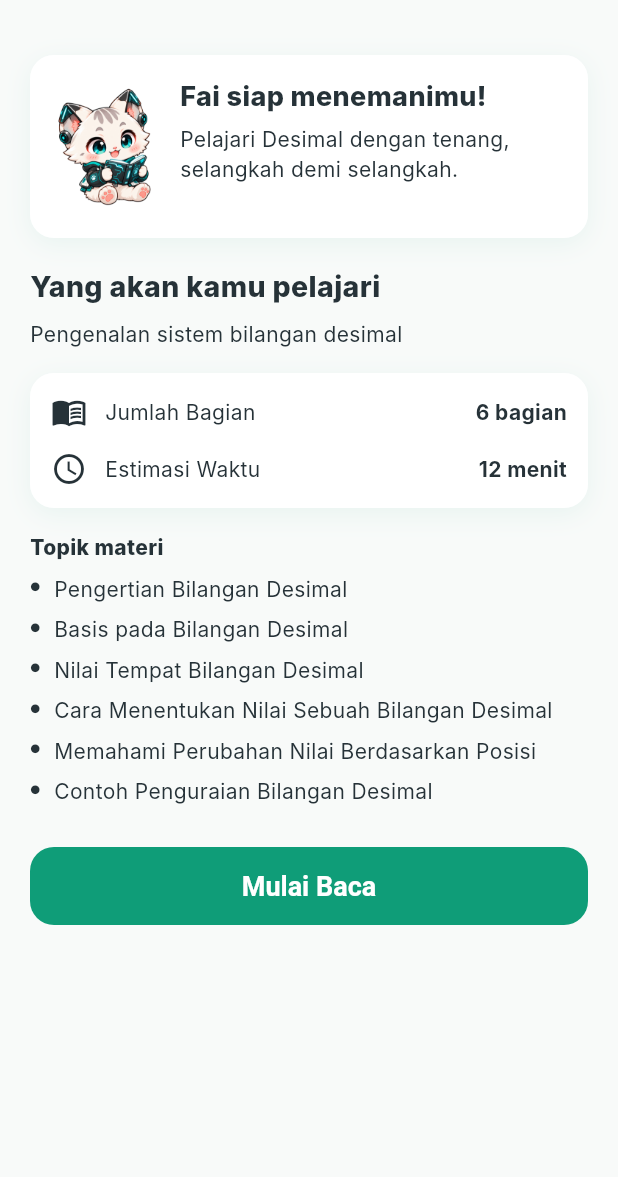
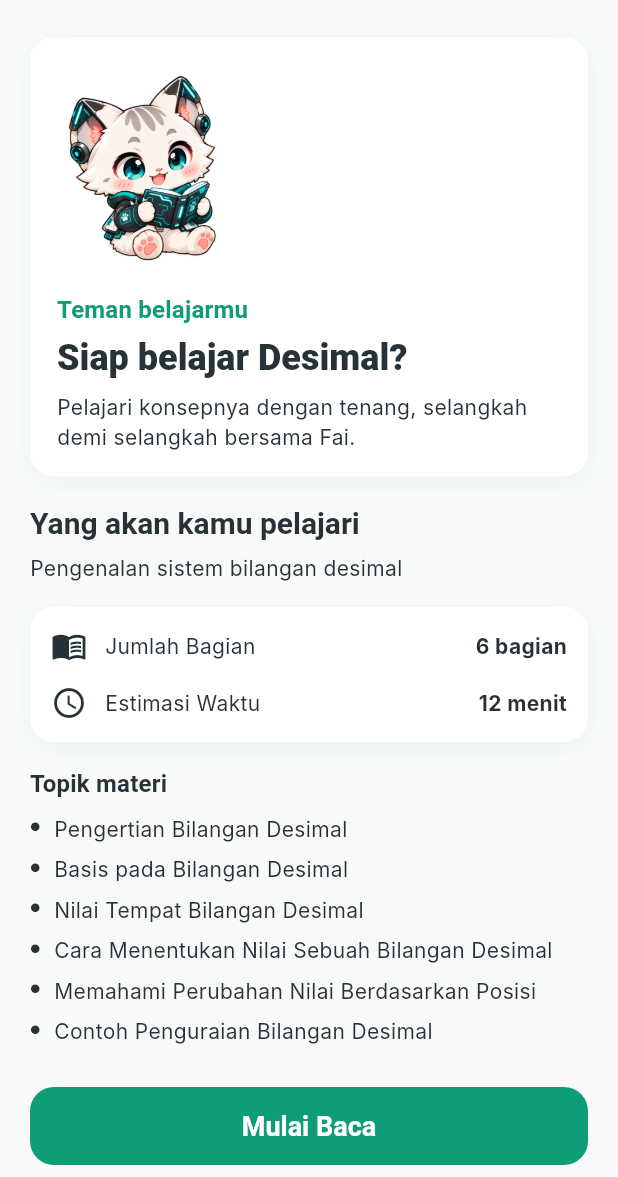
Before and after one commit to 2413025032/FAIBIT, a Flutter app: the MaterialDetailPage screen opened directly with sample values from the repository, on a phone screen of 412 x 824 dp, the part 59-1236 px from its top. Run offline on Flutter 3.47's test engine with Material 3 defaults, Android fonts, the phone set to English and light mode, and no system bars; our stand-ins replace image_picker, shared_preferences; missing offline and left inert: real_page_flip; accounts and stored records are empty; Roboto replaces fonts that are missing (Inter, Poppins).

Commit message:
feat: redesign UI fai

```diff
--- a/lib/screens/material_screens.dart
+++ b/lib/screens/material_screens.dart
@@ -78,47 +78,63 @@ class MaterialDetailPage extends StatelessWidget {
     appBar: PageTitle(title: material.title),
     body: SafeArea(
       child: SingleChildScrollView(
-        padding: const EdgeInsets.all(20),
+        padding: const EdgeInsets.fromLTRB(20, 8, 20, 24),
         child: Column(
           crossAxisAlignment: CrossAxisAlignment.stretch,
           children: [
-            OutlineCard(
-              child: Row(
+            LayoutBuilder(
+              builder: (context, constraints) {
+                final wide = constraints.maxWidth >= 380;
+                final copy = Column(
                   crossAxisAlignment: CrossAxisAlignment.start,
                   children: [
-                  const FaiMascot(
+                    Text(
+                      'Teman belajarmu',
+                      style: Theme.of(context).textTheme.titleMedium?.copyWith(
+                        color: Theme.of(context).colorScheme.primary,
+                      ),
+                    ),
+                    const SizedBox(height: 4),
+                    Text(
+                      'Siap belajar ${material.title}?',
+                      style: Theme.of(context).textTheme.headlineSmall
+                          ?.copyWith(fontWeight: FontWeight.w800),
+                    ),
+                    const SizedBox(height: 7),
+                    const Text(
+                      'Pelajari konsepnya dengan tenang, '
+                      'selangkah demi selangkah bersama Fai.',
+                    ),
+                  ],
+                );
+                return OutlineCard(
+                  padding: const EdgeInsets.fromLTRB(18, 16, 14, 16),
+                  child: Flex(
+                    direction: wide ? Axis.horizontal : Axis.vertical,
+                    crossAxisAlignment: wide
+                        ? CrossAxisAlignment.center
+                        : CrossAxisAlignment.start,
+                    children: [
+                      FaiMascot(
                         assetName: 'faibit_reading.png',
-                    width: 74,
-                    height: 94,
+                        width: wide ? 142 : 118,
+                        height: wide ? 174 : 142,
                         semanticLabel: 'Fai sedang membaca',
                       ),
-                  const SizedBox(width: 12),
-                  Expanded(
-                    child: Column(
-                      crossAxisAlignment: CrossAxisAlignment.start,
-                      children: [
-                        const Text(
-                          'Fai siap menemanimu!',
-                          style: TextStyle(
-                            fontSize: 18,
-                            fontWeight: FontWeight.w800,
+                      SizedBox(
+                        width: wide ? 18 : 0,
+                        height: wide ? 0 : 12,
                       ),
-                        ),
-                        const SizedBox(height: 6),
-                        Text(
-                          'Pelajari ${material.title} dengan tenang, '
-                          'selangkah demi selangkah.',
-                        ),
+                      if (wide) Expanded(child: copy) else copy,
                     ],
                   ),
-                  ),
-                ],
-              ),
+                );
+              },
             ),
             const SizedBox(height: 18),
-            const Text(
+            Text(
               'Yang akan kamu pelajari',
-              style: TextStyle(fontSize: 19, fontWeight: FontWeight.w800),
+              style: Theme.of(context).textTheme.titleLarge,
             ),
             const SizedBox(height: 8),
             Text(material.description),
@@ -142,9 +158,9 @@ class MaterialDetailPage extends StatelessWidget {
               ),
             ),
             const SizedBox(height: 16),
-            const Text(
+            Text(
               'Topik materi',
-              style: TextStyle(fontWeight: FontWeight.w800),
+              style: Theme.of(context).textTheme.titleMedium,
             ),
             const SizedBox(height: 8),
             if (material.sections.isEmpty)
@@ -481,8 +497,8 @@ class MaterialCompletedPage extends StatelessWidget {
                 children: [
                   const FaiMascot(
                     assetName: 'faibit_celebrate.png',
-                    width: 86,
-                    height: 100,
+                    width: 150,
+                    height: 176,
                     semanticLabel: 'Fai merayakan',
                   ),
                   const SizedBox(height: 10),
```
Also changed, not shown: lib/screens/history_profile.dart (+4 -3 lines), lib/screens/identity_splash.dart (+69 -9 lines), lib/screens/quiz_screens.dart (+57 -50 lines), 6 other files. Lines whose indentation alone changed are shown as unchanged.
